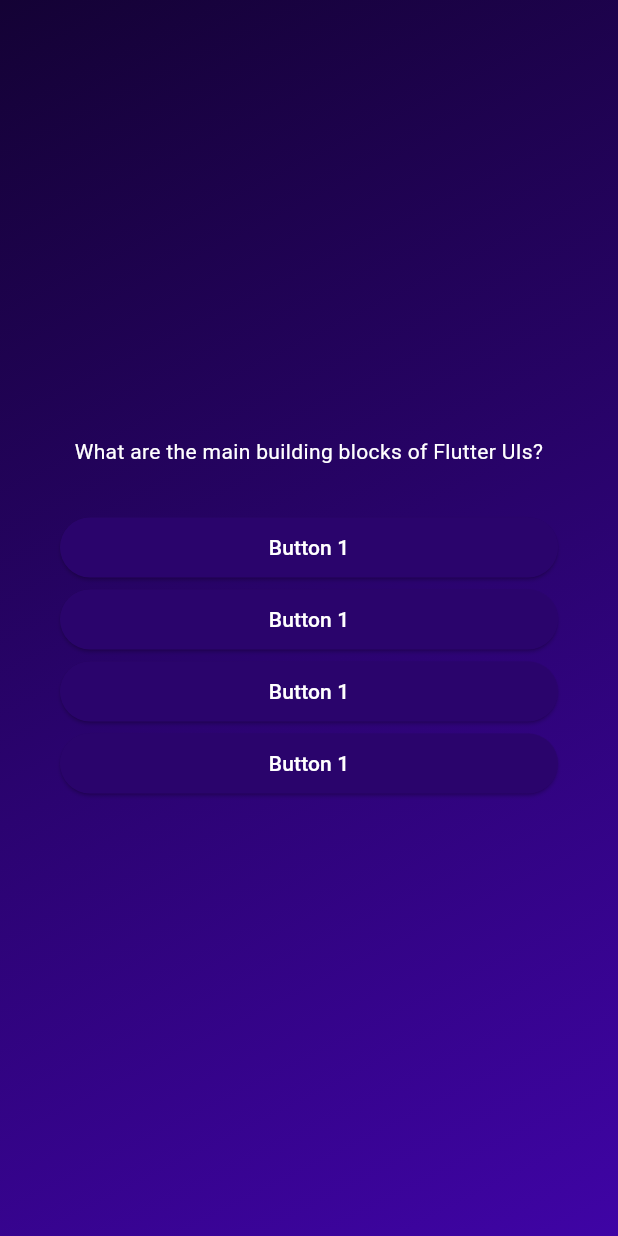
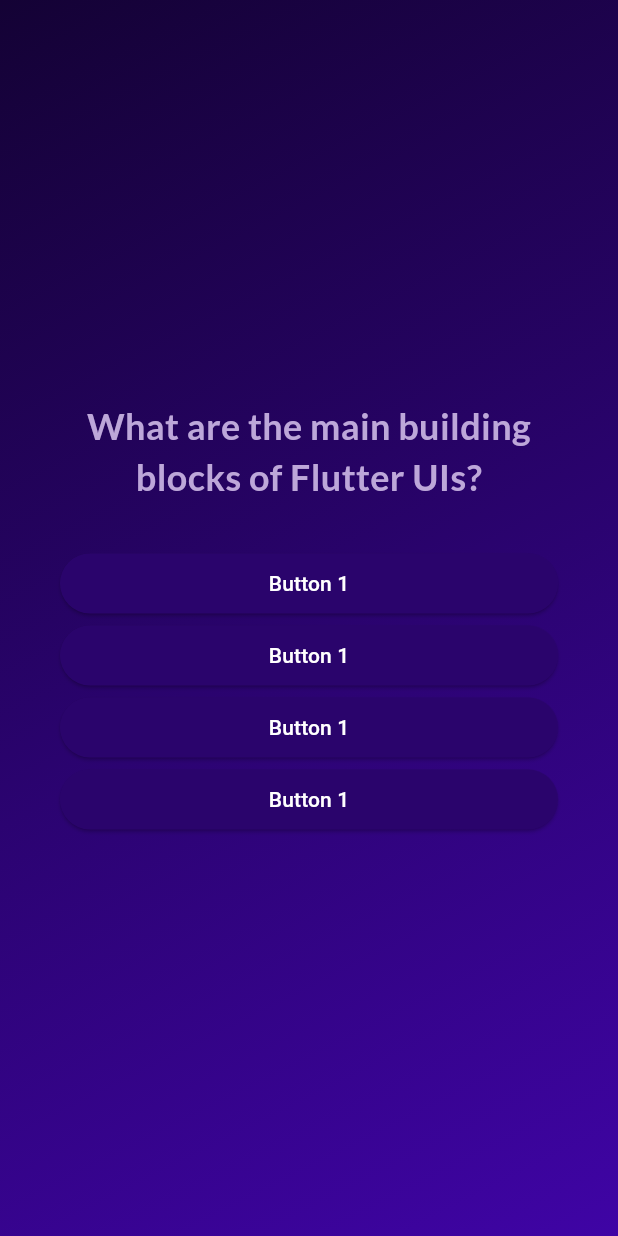
Before and after one commit to pulpetto/Quiz-App, a Flutter app: the screen it shows after launch, after a tap on "Start Quiz", on a phone screen of 412 x 824 dp. Run offline on Flutter 3.47's test engine with Material 3 defaults, Android fonts, the phone set to English and light mode, and no system bars; our stand-ins replace google_fonts.

Commit message:
import & use google fonts

```diff
--- a/lib/questions_screen.dart
+++ b/lib/questions_screen.dart
@@ -1,6 +1,7 @@
 import 'package:flutter/material.dart';
 import 'package:quiz_app/answer_button.dart';
 import 'package:quiz_app/data/questions.dart';
+import 'package:google_fonts/google_fonts.dart';
 
 class QuestionsScreen extends StatefulWidget {
   const QuestionsScreen({super.key});
@@ -32,8 +33,12 @@ class _QuestionsScreenState extends State<QuestionsScreen> {
           children: [
             Text(
               currentQuestion.text,
+              style: GoogleFonts.lato(
+                color: const Color.fromARGB(255, 189, 167, 217),
+                fontSize: 24,
+                fontWeight: FontWeight.bold,
+              ),
               textAlign: TextAlign.center,
-              style: TextStyle(color: Colors.white),
             ),
             SizedBox(height: 30),
             ...currentQuestion.getShuffledAnswers().map((answer) {
--- a/pubspec.yaml
+++ b/pubspec.yaml
@@ -34,6 +34,7 @@ dependencies:
   # The following adds the Cupertino Icons font to your application.
   # Use with the CupertinoIcons class for iOS style icons.
   cupertino_icons: ^1.0.8
+  google_fonts: ^6.2.1
 
 dev_dependencies:
   flutter_test:
```
Also changed, not shown: pubspec.lock, 1 other file.
